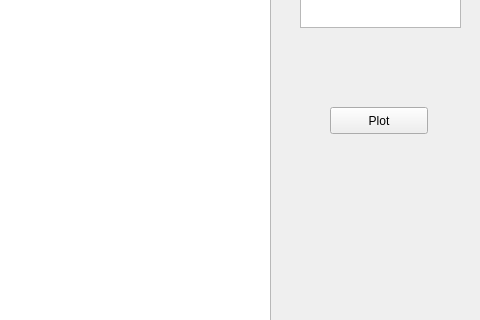
manavs19/opensoft2015, file RPlot.ui: the form before one commit; both pictures show x 320 to 800 and y 113 to 433 of the 800 by 600 pixel window.
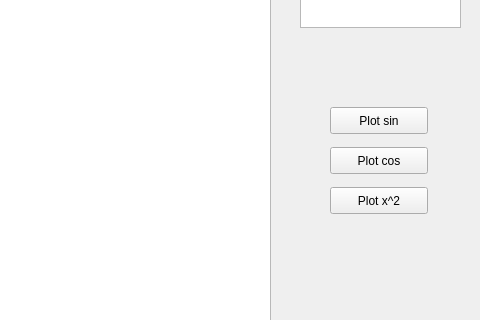
The form after the commit. Custom widgets are drawn as their Qt base class.

Commit message: On demand plotting. Ui and Py files are not consistent due to editing of signals and slots.

The edit to the form file:
```diff
--- a/RPlot.ui
+++ b/RPlot.ui
@@ -47,7 +47,7 @@
      </rect>
     </property>
     <property name="text">
-     <string>Plot</string>
+     <string>Plot sin</string>
     </property>
    </widget>
    <widget class="GraphicsLayoutWidget" name="graphicsView">
@@ -60,6 +60,32 @@
      </rect>
     </property>
    </widget>
+   <widget class="QPushButton" name="Plot_cos">
+    <property name="geometry">
+     <rect>
+      <x>650</x>
+      <y>260</y>
+      <width>98</width>
+      <height>27</height>
+     </rect>
+    </property>
+    <property name="text">
+     <string>Plot cos</string>
+    </property>
+   </widget>
+   <widget class="QPushButton" name="Plot_2">
+    <property name="geometry">
+     <rect>
+      <x>650</x>
+      <y>300</y>
+      <width>98</width>
+      <height>27</height>
+     </rect>
+    </property>
+    <property name="text">
+     <string>Plot x^2</string>
+    </property>
+   </widget>
   </widget>
   <widget class="QMenuBar" name="menubar">
    <property name="geometry">
```
Left out of the diff: 58 changed lines with no effect on the pictures. The commit also changes 2 other files.
